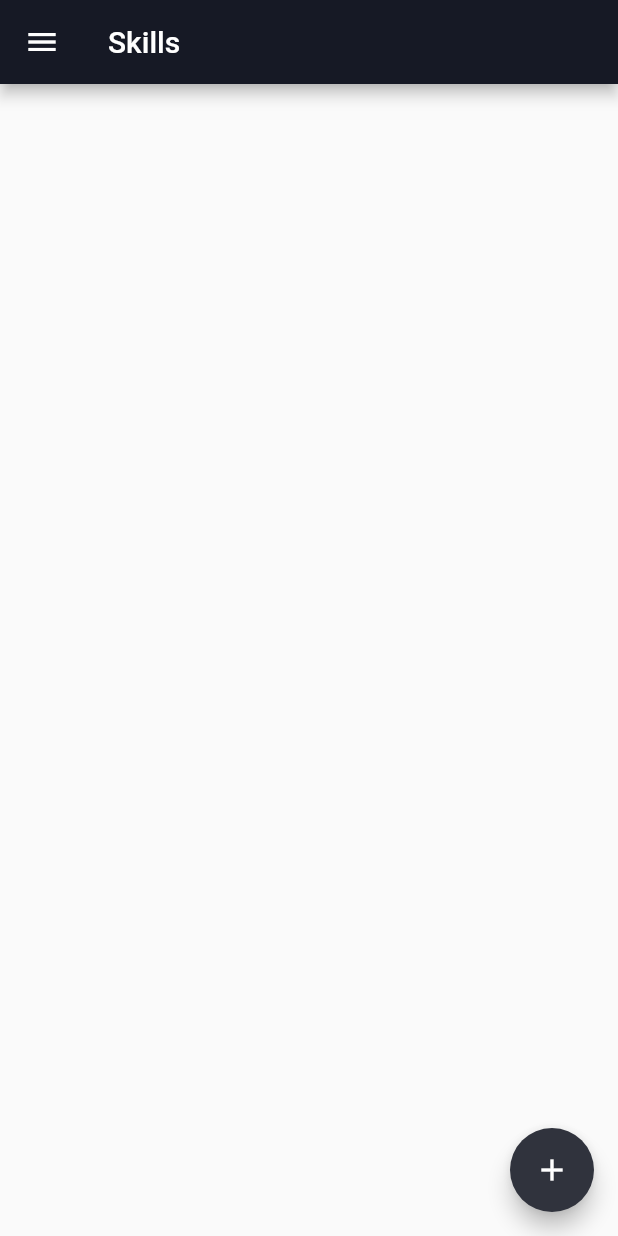
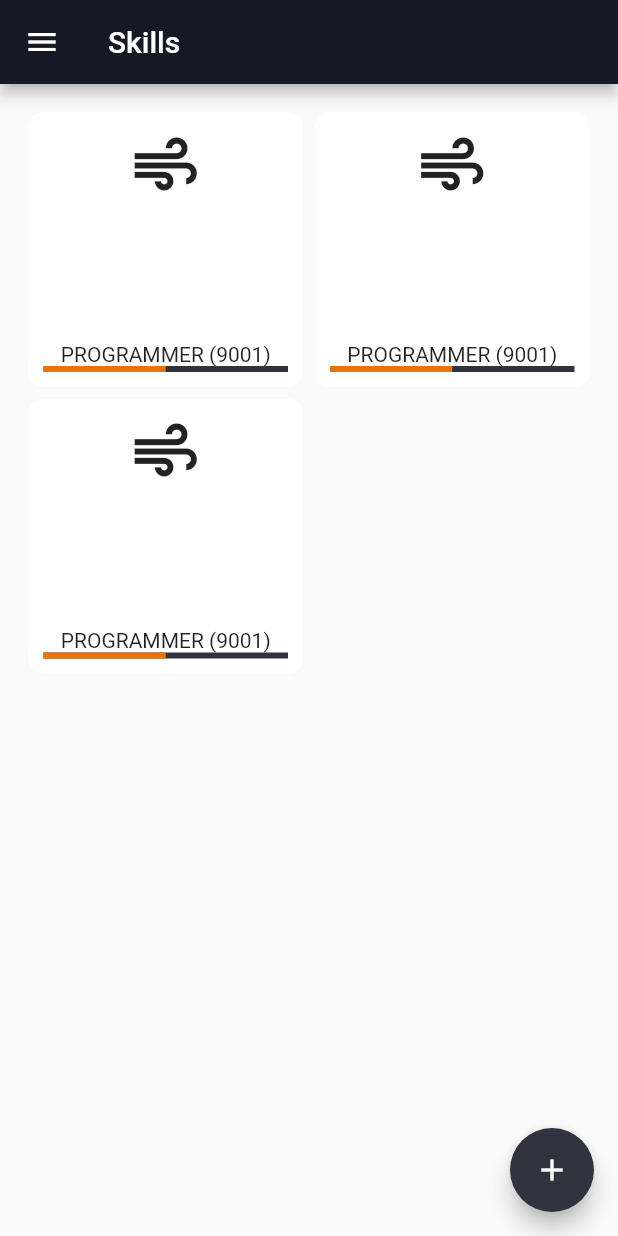
Before and after one commit to HelloWorld183L/Skill-Tree, a Flutter app: the screen it shows after launch, in the side drawer, after a tap on "Skills", on a phone screen of 412 x 824 dp. Run offline on Flutter 3.47's test engine with Material 2 defaults, Android fonts, the phone set to English and light mode, and no system bars.

Commit message:
Implemented UI for skillsRoute
Implemented the UI for the skills route. "Backend" code still needs to be done.

```diff
--- a/lib/routes/skillsRoute.dart
+++ b/lib/routes/skillsRoute.dart
@@ -23,7 +23,48 @@ class _SkillsRouteState extends State<SkillsRoute> {
   }
 
   Widget _displaySkills() {
-    return Container();
+    return GridView.builder(
+      primary: false,
+      padding: const EdgeInsets.all(15),
+      itemCount: 3,
+      gridDelegate:
+          const SliverGridDelegateWithFixedCrossAxisCount(crossAxisCount: 2),
+      itemBuilder: (context, i) {
+        return Card(
+            elevation: 0,
+            shape: RoundedRectangleBorder(
+                side: BorderSide(color: Colors.white70, width: 1),
+                borderRadius: BorderRadius.circular(10)),
+            child: Expanded(child: _createCardInkwell()));
+      },
+    );
+  }
+
+  Widget _createCardInkwell() {
+    return InkWell(
+        splashColor: foregroundColor,
+        onTap: () {},
+        child: Padding(
+          padding: const EdgeInsets.all(10.0),
+          child: Column(
+            children: <Widget>[
+              Row(
+                children: [Icon(Icons.air, size: 50)],
+                mainAxisAlignment: MainAxisAlignment.center,
+              ),
+              Spacer(),
+              Row(
+                children: [Text('PROGRAMMER (9001)')],
+                mainAxisAlignment: MainAxisAlignment.center,
+              ),
+              LinearProgressIndicator(
+                value: 0.5,
+                color: progressColor,
+                backgroundColor: foregroundColor,
+              )
+            ],
+          ),
+        ));
   }
 
   void _addSkill() {}
```
